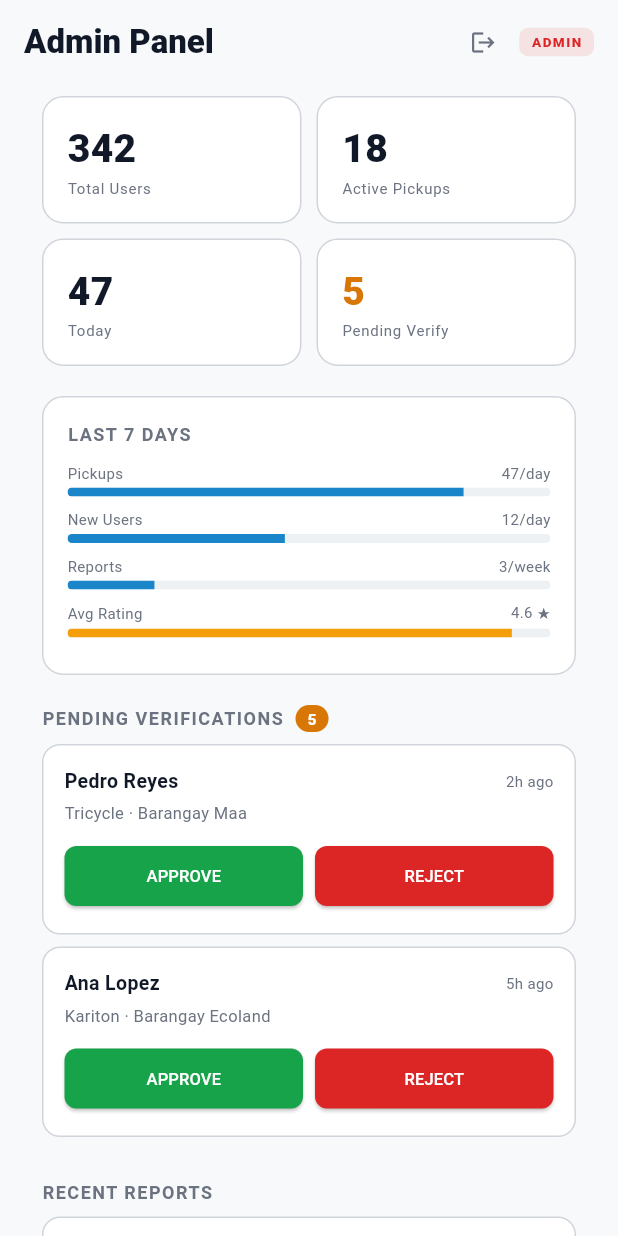
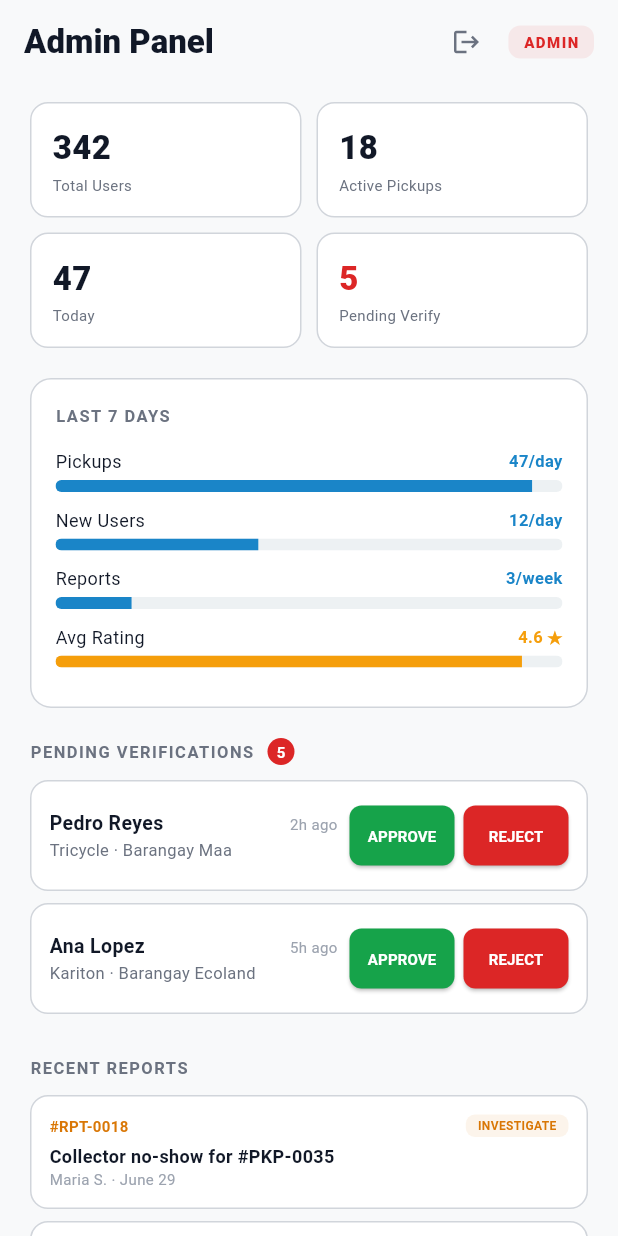
Before and after one commit to madarax092/kilotap, a Flutter app: the AdminDashboard screen opened by its route, on a phone screen of 412 x 824 dp. Run offline on Flutter 3.47's test engine with Material 3 defaults, Android fonts, the phone set to English and light mode, and no system bars; our stand-ins replace cloud_firestore, firebase_auth, firebase_core, google_maps_flutter, hive_flutter; accounts and stored records are empty; generated files the repository leaves out were written again; Roboto replaces fonts that are missing (Arial).

Commit message:
feat: admin dashboard Figma match — stats, 7-day performance, pending verifications, reports - 4 stat cards: Total Users, Active Pickups, Today, Pending Verify - Last 7 Days: pickup volume, new users, reports, avg rating bars - Pending verifications: Approve/Reject buttons per collector - Recent reports: investigate/resolve badges - Logout button in header + ADMIN badge

```diff
--- a/lib/screens/admin_dashboard.dart
+++ b/lib/screens/admin_dashboard.dart
@@ -8,147 +8,100 @@ class AdminDashboard extends StatelessWidget {
   @override Widget build(BuildContext context) {
     return Scaffold(
       backgroundColor: AppColors.canvas,
-      appBar: AppBar(automaticallyImplyLeading: false,
-        backgroundColor: AppColors.canvas, elevation: 0,
+      appBar: AppBar(
+        automaticallyImplyLeading: false,
+        backgroundColor: AppColors.canvas,
+        elevation: 0,
         title: const Text('Admin Panel', style: TextStyle(color: AppColors.textPrimary, fontWeight: FontWeight.w800)),
         actions: [
-          IconButton(icon: const Icon(Icons.logout, size: 18, color: AppColors.textSecondary), tooltip: 'Log Out', onPressed: () => _confirmLogout(context)),
-          Container(
-            margin: const EdgeInsets.only(right: 16),
-            padding: const EdgeInsets.symmetric(horizontal: 8, vertical: 3),
-            decoration: BoxDecoration(color: AppColors.error.withOpacity(0.1), borderRadius: BorderRadius.circular(6)),
-            child: const Text('ADMIN', style: TextStyle(fontSize: 9, color: AppColors.error, fontWeight: FontWeight.w800, letterSpacing: 1)),
-          ),
+          IconButton(icon: const Icon(Icons.logout, size: 20, color: AppColors.textSecondary), tooltip: 'Log Out', onPressed: () => _confirmLogout(context)),
+          const SizedBox(width: 4),
+          Container(margin: const EdgeInsets.only(right: 16), padding: const EdgeInsets.symmetric(horizontal: 10, vertical: 4), decoration: BoxDecoration(color: AppColors.adminRed.withOpacity(0.08), borderRadius: BorderRadius.circular(8)), child: const Text('ADMIN', style: TextStyle(fontSize: 10, fontWeight: FontWeight.w800, color: AppColors.adminRed, letterSpacing: 1))),
         ],
       ),
-      body: ListView(padding: const EdgeInsets.symmetric(horizontal: 28), children: [
-        const SizedBox(height: 8),
+      body: ListView(padding: const EdgeInsets.symmetric(horizontal: 20), children: [
+        const SizedBox(height: 12),
+        // Stat cards
         Row(children: [
-          _StatCard(label: 'Total Users', value: '342', warn: false),
+          _Stat('342', 'Total Users', AppColors.textPrimary),
           const SizedBox(width: 10),
-          _StatCard(label: 'Active Pickups', value: '18', warn: false),
+          _Stat('18', 'Active Pickups', AppColors.textPrimary),
         ]),
         const SizedBox(height: 10),
         Row(children: [
-          _StatCard(label: 'Today', value: '47', warn: false),
+          _Stat('47', 'Today', AppColors.textPrimary),
           const SizedBox(width: 10),
-          _StatCard(label: 'Pending Verify', value: '5', warn: true),
+          _Stat('5', 'Pending Verify', AppColors.adminRed),
         ]),
         const SizedBox(height: 20),
-        // Quick stats
-        Container(
-          padding: const EdgeInsets.all(16),
-          decoration: BoxDecoration(color: AppColors.pureWhite, borderRadius: BorderRadius.circular(14), border: Border.all(color: AppColors.divider)),
-          child: Column(crossAxisAlignment: CrossAxisAlignment.start, children: [
-            const Text('LAST 7 DAYS', style: TextStyle(fontSize: 12, color: AppColors.textSecondary, fontWeight: FontWeight.w700, letterSpacing: 1)),
+        // Last 7 Days
+        Container(padding: const EdgeInsets.all(16), decoration: BoxDecoration(color: AppColors.pureWhite, borderRadius: BorderRadius.circular(14), border: Border.all(color: AppColors.divider)), child: Column(crossAxisAlignment: CrossAxisAlignment.start, children: [
+          const Text('LAST 7 DAYS', style: TextStyle(fontSize: 11, color: AppColors.textSecondary, fontWeight: FontWeight.w700, letterSpacing: 1)),
+          const SizedBox(height: 14),
+          _Bar('Pickups', 47, 50, '47/day', AppColors.buyerBlue),
+          _Bar('New Users', 12, 30, '12/day', AppColors.buyerBlue),
+          _Bar('Reports', 3, 20, '3/week', AppColors.buyerBlue),
+          _Bar('Avg Rating', 4.6, 5.0, '4.6 ★', AppColors.star),
+        ])),
+        const SizedBox(height: 20),
+        // Pending Verifications
+        Row(children: [
+          const Text('PENDING VERIFICATIONS', style: TextStyle(fontSize: 11, color: AppColors.textSecondary, fontWeight: FontWeight.w700, letterSpacing: 1)),
+          const SizedBox(width: 8),
+          Container(padding: const EdgeInsets.symmetric(horizontal: 7, vertical: 2), decoration: const BoxDecoration(color: AppColors.adminRed, shape: BoxShape.circle), child: const Text('5', style: TextStyle(fontSize: 10, fontWeight: FontWeight.w700, color: Colors.white))),
+        ]),
         const SizedBox(height: 10),
-            _Bar(label: 'Pickups', value: '47/day', pct: 0.82, color: AppColors.buyerBlue),
-            _Bar(label: 'New Users', value: '12/day', pct: 0.45, color: AppColors.buyerBlue),
-            _Bar(label: 'Reports', value: '3/week', pct: 0.18, color: AppColors.buyerBlue),
-            _Bar(label: 'Avg Rating', value: '4.6 ★', pct: 0.92, color: AppColors.star),
-          ]),
-        ),
+        _VerifyCard('Pedro Reyes', 'Tricycle · Barangay Maa', '2h ago'),
+        _VerifyCard('Ana Lopez', 'Kariton · Barangay Ecoland', '5h ago'),
         const SizedBox(height: 20),
-        // Pending verifications
-        Row(children: [
-          const Text('PENDING VERIFICATIONS', style: TextStyle(fontSize: 12, color: AppColors.textSecondary, fontWeight: FontWeight.w700, letterSpacing: 1)),
-          const SizedBox(width: 8),
-          Container(padding: const EdgeInsets.symmetric(horizontal: 8, vertical: 2), decoration: BoxDecoration(color: AppColors.warning, borderRadius: BorderRadius.circular(10)), child: const Text('5', style: TextStyle(fontSize: 10, fontWeight: FontWeight.w800, color: Colors.white))),
-        ]),
-        const SizedBox(height: 8),
-        _PendingCard(name: 'Pedro Reyes', time: '2h ago', info: 'Tricycle · Barangay Maa'),
-        _PendingCard(name: 'Ana Lopez', time: '5h ago', info: 'Kariton · Barangay Ecoland'),
-        const SizedBox(height: 20),
-        const Text('RECENT REPORTS', style: TextStyle(fontSize: 12, color: AppColors.textSecondary, fontWeight: FontWeight.w700, letterSpacing: 1)),
-        const SizedBox(height: 8),
-        _ReportCard(id: '#RPT-0018', desc: 'Collector no-show for #PKP-0035', meta: 'Maria S. · June 29', status: 'INVESTIGATE', urgent: true),
-        _ReportCard(id: '#RPT-0017', desc: 'Wrong items in #PKP-0032', meta: 'Jose R. · June 28', status: 'RESOLVED', urgent: false),
+        // Recent Reports
+        const Text('RECENT REPORTS', style: TextStyle(fontSize: 11, color: AppColors.textSecondary, fontWeight: FontWeight.w700, letterSpacing: 1)),
+        const SizedBox(height: 10),
+        _ReportCard('#RPT-0018', 'Investigate', AppColors.warning, 'Collector no-show for #PKP-0035', 'Maria S. · June 29'),
+        _ReportCard('#RPT-0017', 'Resolved', AppColors.success, 'Wrong items collected', 'Jose R. · June 28'),
         const SizedBox(height: 30),
       ]),
     );
   }
 }
 
-class _StatCard extends StatelessWidget {
-  final String label, value; final bool warn;
-  const _StatCard({required this.label, required this.value, required this.warn});
-  @override Widget build(BuildContext context) {
-    return Expanded(
-      child: Container(
-        padding: const EdgeInsets.all(16),
-        decoration: BoxDecoration(color: AppColors.pureWhite, borderRadius: BorderRadius.circular(14), border: Border.all(color: AppColors.divider)),
-        child: Column(crossAxisAlignment: CrossAxisAlignment.start, children: [
-          Text(value, style: TextStyle(fontSize: 26, fontWeight: FontWeight.w900, color: warn ? AppColors.warning : AppColors.textPrimary)),
-          Text(label, style: const TextStyle(fontSize: 10, color: AppColors.textSecondary, letterSpacing: 0.5)),
-        ]),
-      ),
-    );
-  }
+class _Stat extends StatelessWidget {
+  final String val, label;
+  final Color color;
+  const _Stat(this.val, this.label, this.color);
+  @override Widget build(BuildContext context) => Expanded(child: Container(padding: const EdgeInsets.all(14), decoration: BoxDecoration(color: AppColors.pureWhite, borderRadius: BorderRadius.circular(12), border: Border.all(color: AppColors.divider)), child: Column(crossAxisAlignment: CrossAxisAlignment.start, children: [Text(val, style: TextStyle(fontSize: 22, fontWeight: FontWeight.w900, color: color)), const SizedBox(height: 2), Text(label, style: const TextStyle(fontSize: 10, color: AppColors.textSecondary))])));
 }
 
 class _Bar extends StatelessWidget {
-  final String label, value; final double pct; final Color color;
-  const _Bar({required this.label, required this.value, required this.pct, required this.color});
-  @override Widget build(BuildContext context) {
-    return Padding(
-      padding: const EdgeInsets.only(bottom: 8),
-      child: Column(children: [
-        Row(mainAxisAlignment: MainAxisAlignment.spaceBetween, children: [
-          Text(label, style: const TextStyle(fontSize: 10, color: AppColors.textSecondary)),
-          Text(value, style: const TextStyle(fontSize: 10, color: AppColors.textSecondary)),
-        ]),
-        const SizedBox(height: 3),
-        ClipRRect(borderRadius: BorderRadius.circular(3), child: LinearProgressIndicator(value: pct, backgroundColor: AppColors.inputGrey, valueColor: AlwaysStoppedAnimation<Color>(color), minHeight: 6)),
-      ]),
-    );
-  }
+  final String label, right;
+  final double val, max;
+  final Color color;
+  const _Bar(this.label, this.val, this.max, this.right, this.color);
+  @override Widget build(BuildContext context) => Padding(padding: const EdgeInsets.only(bottom: 10), child: Column(crossAxisAlignment: CrossAxisAlignment.start, children: [Row(mainAxisAlignment: MainAxisAlignment.spaceBetween, children: [Text(label, style: const TextStyle(fontSize: 12, color: AppColors.textPrimary)), Text(right, style: TextStyle(fontSize: 11, fontWeight: FontWeight.w600, color: color))]), const SizedBox(height: 4), ClipRRect(borderRadius: BorderRadius.circular(4), child: LinearProgressIndicator(value: val / max, backgroundColor: AppColors.inputGrey, valueColor: AlwaysStoppedAnimation(color), minHeight: 8))]));
 }
 
-class _PendingCard extends StatelessWidget {
-  final String name, time, info;
-  const _PendingCard({required this.name, required this.time, required this.info});
-  @override Widget build(BuildContext context) {
-    return Container(
-      margin: const EdgeInsets.only(bottom: 8),
-      padding: const EdgeInsets.all(14),
-      decoration: BoxDecoration(color: AppColors.pureWhite, borderRadius: BorderRadius.circular(12), border: Border.all(color: AppColors.divider)),
-      child: Column(crossAxisAlignment: CrossAxisAlignment.start, children: [
-        Row(mainAxisAlignment: MainAxisAlignment.spaceBetween, children: [
-          Text(name, style: const TextStyle(fontWeight: FontWeight.w700, fontSize: 13, color: AppColors.textPrimary)),
-          Text(time, style: const TextStyle(fontSize: 10, color: AppColors.textSecondary)),
-        ]),
-        const SizedBox(height: 4),
-        Text(info, style: const TextStyle(fontSize: 11, color: AppColors.textSecondary)),
-        const SizedBox(height: 10),
-        Row(children: [
-          Expanded(child: ElevatedButton(style: ElevatedButton.styleFrom(backgroundColor: AppColors.success, foregroundColor: Colors.white, padding: const EdgeInsets.symmetric(vertical: 8), shape: RoundedRectangleBorder(borderRadius: BorderRadius.circular(8))), onPressed: () {}, child: const Text('APPROVE', style: TextStyle(fontSize: 11)))),
+class _VerifyCard extends StatelessWidget {
+  final String name, detail, time;
+  const _VerifyCard(this.name, this.detail, this.time);
+  @override Widget build(BuildContext context) => Container(margin: const EdgeInsets.only(bottom: 8), padding: const EdgeInsets.all(12), decoration: BoxDecoration(color: AppColors.pureWhite, borderRadius: BorderRadius.circular(12), border: Border.all(color: AppColors.divider)), child: Row(children: [
+    Expanded(child: Column(crossAxisAlignment: CrossAxisAlignment.start, children: [Row(children: [Text(name, style: const TextStyle(fontWeight: FontWeight.w700, fontSize: 13, color: AppColors.textPrimary)), const Spacer(), Text(time, style: const TextStyle(fontSize: 10, color: AppColors.textMuted))]), Text(detail, style: const TextStyle(fontSize: 11, color: AppColors.textSecondary))])),
     const SizedBox(width: 8),
-          Expanded(child: ElevatedButton(style: ElevatedButton.styleFrom(backgroundColor: AppColors.error, foregroundColor: Colors.white, padding: const EdgeInsets.symmetric(vertical: 8), shape: RoundedRectangleBorder(borderRadius: BorderRadius.circular(8))), onPressed: () {}, child: const Text('REJECT', style: TextStyle(fontSize: 11)))),
-        ]),
-      ]),
-    );
-  }
+    SizedBox(width: 70, child: ElevatedButton(style: ElevatedButton.styleFrom(backgroundColor: AppColors.success, foregroundColor: Colors.white, padding: const EdgeInsets.symmetric(vertical: 8), shape: RoundedRectangleBorder(borderRadius: BorderRadius.circular(8))), onPressed: () {}, child: const Text('APPROVE', style: TextStyle(fontSize: 10, fontWeight: FontWeight.w700)))),
+    const SizedBox(width: 6),
+    SizedBox(width: 70, child: ElevatedButton(style: ElevatedButton.styleFrom(backgroundColor: AppColors.error, foregroundColor: Colors.white, padding: const EdgeInsets.symmetric(vertical: 8), shape: RoundedRectangleBorder(borderRadius: BorderRadius.circular(8))), onPressed: () {}, child: const Text('REJECT', style: TextStyle(fontSize: 10, fontWeight: FontWeight.w700)))),
+  ]));
 }
 
 class _ReportCard extends StatelessWidget {
-  final String id, desc, meta, status; final bool urgent;
-  const _ReportCard({required this.id, required this.desc, required this.meta, required this.status, required this.urgent});
-  @override Widget build(BuildContext context) {
-    return Container(
-      margin: const EdgeInsets.only(bottom: 8),
-      padding: const EdgeInsets.all(14),
-      decoration: BoxDecoration(color: AppColors.pureWhite, borderRadius: BorderRadius.circular(12), border: Border.all(color: AppColors.divider)),
-      child: Column(crossAxisAlignment: CrossAxisAlignment.start, children: [
-        Text(id, style: const TextStyle(fontSize: 10, fontWeight: FontWeight.w700, color: AppColors.error)),
+  final String id, status, issue, detail;
+  final Color color;
+  const _ReportCard(this.id, this.status, this.color, this.issue, this.detail);
+  @override Widget build(BuildContext context) => Container(margin: const EdgeInsets.only(bottom: 8), padding: const EdgeInsets.all(12), decoration: BoxDecoration(color: AppColors.pureWhite, borderRadius: BorderRadius.circular(12), border: Border.all(color: AppColors.divider)), child: Column(crossAxisAlignment: CrossAxisAlignment.start, children: [
+    Row(children: [Text(id, style: TextStyle(fontSize: 10, fontWeight: FontWeight.w700, color: color)), const Spacer(), Container(padding: const EdgeInsets.symmetric(horizontal: 8, vertical: 2), decoration: BoxDecoration(color: color.withOpacity(0.08), borderRadius: BorderRadius.circular(6)), child: Text(status.toUpperCase(), style: TextStyle(fontSize: 8, fontWeight: FontWeight.w700, color: color)))]),
     const SizedBox(height: 4),
-        Text(desc, style: const TextStyle(fontSize: 12, color: AppColors.textPrimary)),
-        const SizedBox(height: 4),
-        Text(meta, style: const TextStyle(fontSize: 10, color: AppColors.textSecondary)),
-        const SizedBox(height: 6),
-        Container(padding: const EdgeInsets.symmetric(horizontal: 8, vertical: 3), decoration: BoxDecoration(color: urgent ? AppColors.warning.withOpacity(0.1) : AppColors.success.withOpacity(0.1), borderRadius: BorderRadius.circular(6)), child: Text(status, style: TextStyle(fontSize: 9, fontWeight: FontWeight.w700, color: urgent ? AppColors.warning : AppColors.success))),
- ]),
- );
- }
+    Text(issue, style: const TextStyle(fontSize: 12, fontWeight: FontWeight.w600, color: AppColors.textPrimary)),
+    Text(detail, style: const TextStyle(fontSize: 10, color: AppColors.textMuted)),
+  ]));
 }
 
 void _confirmLogout(BuildContext context) {
```
Lines whose indentation alone changed are shown as unchanged.
